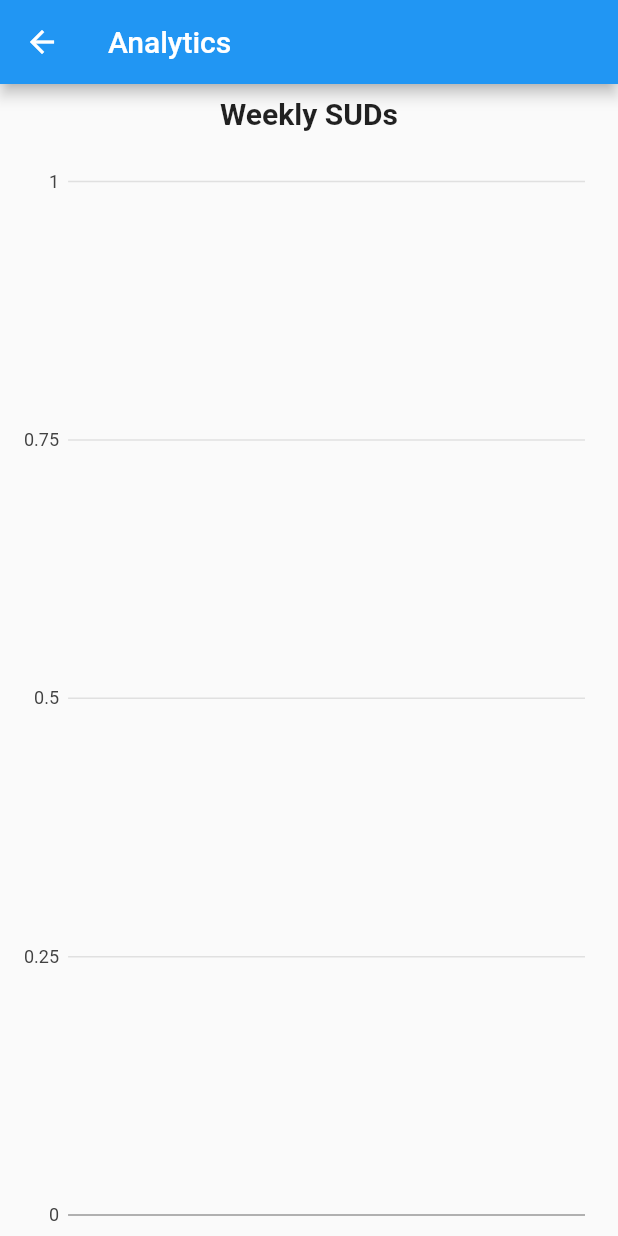
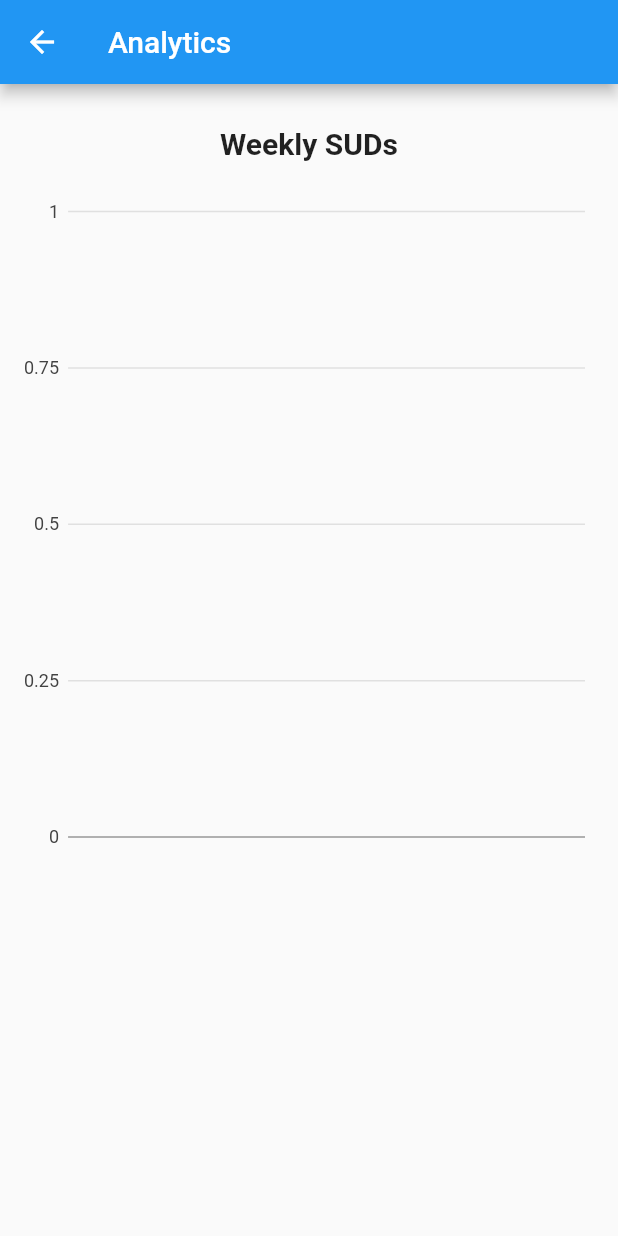
Before and after one commit to DavidParnell95/Final-Year-Project-MyTherapy, a Flutter app: the Analytics screen opened directly, on a phone screen of 412 x 824 dp. Run offline on Flutter 3.47's test engine with Material 2 defaults, Android fonts, the phone set to English and light mode, and no system bars; our stand-ins replace charts_flutter, cloud_firestore, firebase_auth, flutter_spinkit, toast; accounts and stored records are empty.

Commit message:
Adjusted Chart spacing, begun foundation for adding functionality

```diff
--- a/App/my_therapy/lib/Screens/Analytics/analytics.dart
+++ b/App/my_therapy/lib/Screens/Analytics/analytics.dart
@@ -3,7 +3,6 @@ import 'package:flutter/material.dart';
 import 'package:my_therapy/Models/entry.dart';
 import 'package:my_therapy/Shared/constants.dart';
 import 'package:charts_flutter/flutter.dart' as charts;
-import 'package:my_therapy/Services/database.dart';
 
 
 class Analytics extends StatefulWidget
@@ -73,6 +72,8 @@ class _AnalyticsState extends State<Analytics>
     return Padding(
       padding: EdgeInsets.all(8.0),
       child: Container(
+        height: 500,
+        padding: EdgeInsets.only(top: 20),
         child: Center(
           child: Column(
             children: <Widget>[
@@ -88,7 +89,7 @@ class _AnalyticsState extends State<Analytics>
               Expanded(
                 child: charts.BarChart(_seriesBarData,
                   animate: true,
-                  animationDuration: Duration(seconds: 5),
+                  animationDuration: Duration(seconds: 1),
                   behaviors: [
 
                     new charts.DatumLegend(
--- a/App/my_therapy/lib/Screens/Entries/entry_tile.dart
+++ b/App/my_therapy/lib/Screens/Entries/entry_tile.dart
@@ -2,7 +2,6 @@ import 'package:flutter/material.dart';
 import 'package:my_therapy/Models/entry.dart';
 import 'package:my_therapy/Screens/Entries/edit_form.dart';
 import 'package:my_therapy/Shared/constants.dart';
-import 'package:my_therapy/Shared/constants.dart' as prefix0;
 
 class EntryTile extends StatelessWidget{
 
@@ -13,7 +12,7 @@ class EntryTile extends StatelessWidget{
   @override
   Widget build(BuildContext context) {
 
-    //Show bottom sheet for editting entry
+    //Show bottom sheet for editing entry
     void _showEditPanel(){
       showModalBottomSheet(context: context, builder: (context){
         return Container(
```
Also changed, not shown: App/my_therapy/lib/Services/database.dart (+8 -2 lines).
